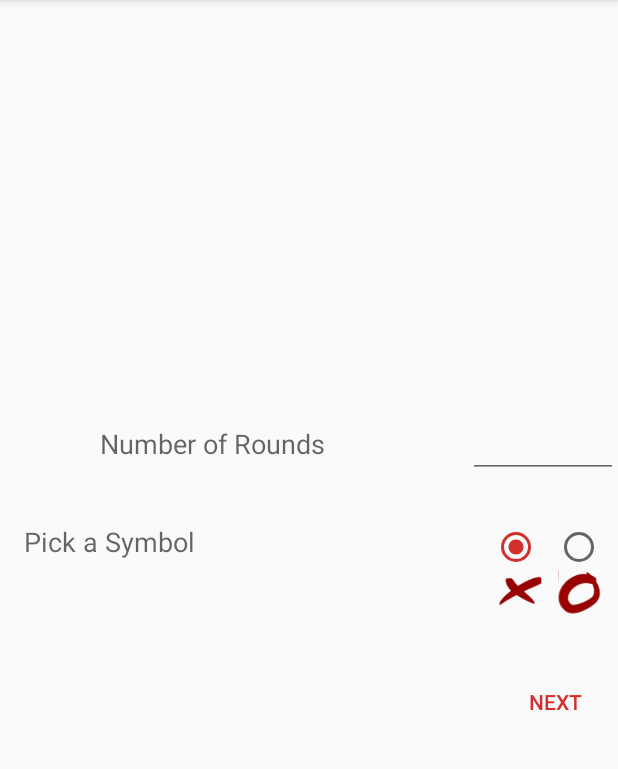
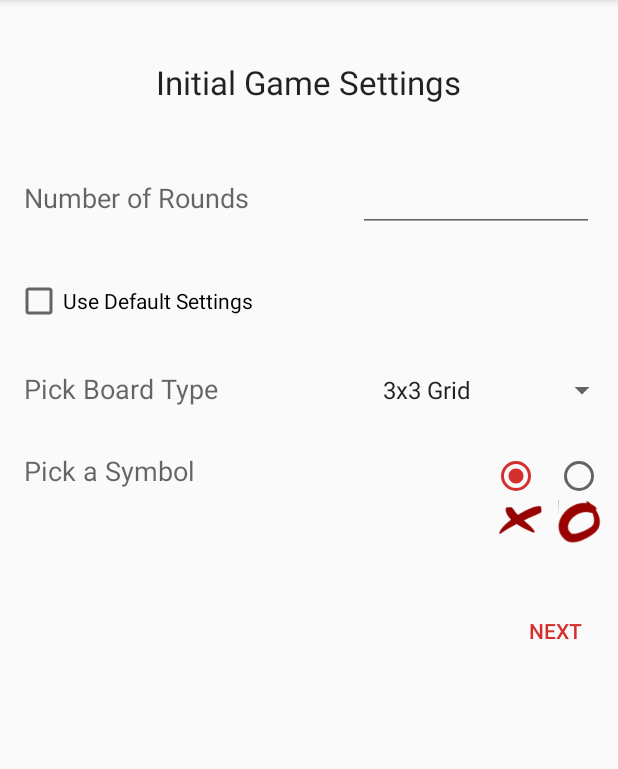
Before and after one commit to ismailnurudeen/tic-tac-toe-game, an Android app: the screen it shows after launch (MainActivity), after a tap on "SINGLE PLAYER", on a phone screen of 412 x 824 dp, the part 84-853 px from its top. Run offline under Robolectric (Android 15) with nearby library versions, the phone set to English and light mode, and no system bars.

Commit message:
Add the 5x5 board but haven't implemented the logic yet

```diff
--- a/app/src/main/java/com/deepsyntax/tictactoegame/FragmentsInterface.java
+++ b/app/src/main/java/com/deepsyntax/tictactoegame/FragmentsInterface.java
@@ -5,6 +5,6 @@ import java.util.*;
 public interface FragmentsInterface
 {
 	public void OnPlayerSettingsComplete(ArrayList<String> playerNames);
-	public void OnGameSettingsComplete(ArrayList<String>playerNames,ArrayList<byte[]> playerImage,int playerSymbol,int rounds);
+	public void OnGameSettingsComplete(ArrayList<String>playerNames,ArrayList<byte[]> playerImage,int playerSymbol,int numBoardGrid,int rounds);
 	public void OnUploadImage();
 }
--- a/app/src/main/java/com/deepsyntax/tictactoegame/InitialSettingsFragment.java
+++ b/app/src/main/java/com/deepsyntax/tictactoegame/InitialSettingsFragment.java
@@ -6,8 +6,12 @@ import android.view.LayoutInflater;
 import android.view.View;
 import android.view.View.OnClickListener;
 import android.view.ViewGroup;
+import android.widget.Button;
+import android.widget.CheckBox;
 import android.widget.EditText;
+import android.widget.LinearLayout;
 import android.widget.RadioGroup;
+import android.widget.Spinner;
 import android.widget.Toast;
 
 import java.util.ArrayList;
@@ -16,7 +20,10 @@ public class InitialSettingsFragment extends Fragment implements OnClickListener
 
     private EditText roundEditText;
     private ArrayList<String> playerNames;
-    int playerSymbol;
+    int playerSymbol = R.drawable.x;
+    private CheckBox defautSettingsCheck;
+    private LinearLayout secondarySettingsLayout;
+    private Spinner boardTypeSpinner;
 
     public InitialSettingsFragment() {
 
@@ -32,9 +39,14 @@ public class InitialSettingsFragment extends Fragment implements OnClickListener
     @Override
     public void onViewCreated(View view, Bundle savedInstanceState) {
         super.onViewCreated(view, savedInstanceState);
-        view.findViewById(R.id.fragment_initial_game_settings_next_btn)
-                .setOnClickListener(this);
+        Button nextBtn = view.findViewById(R.id.fragment_initial_game_settings_next_btn);
+        defautSettingsCheck = view.findViewById(R.id.fragment_initial_game_settings_defaut_settings_check);
+        nextBtn.setOnClickListener(this);
+        defautSettingsCheck.setOnClickListener(this);
+        secondarySettingsLayout = view.findViewById(R.id.secondary_settings_layout);
+        boardTypeSpinner=view.findViewById(R.id.fragment_initial_game_settings_board_type);
         roundEditText = view.findViewById(R.id.initial_game_settings_rounds);
+
         RadioGroup symbolPicker = view.findViewById(R.id.symbol_picker);
         symbolPicker.setOnCheckedChangeListener(new RadioGroup.OnCheckedChangeListener() {
             @Override
@@ -50,14 +62,28 @@ public class InitialSettingsFragment extends Fragment implements OnClickListener
 
     @Override
     public void onClick(View v) {
+        switch (v.getId()) {
+            case R.id.fragment_initial_game_settings_next_btn:
                 FragmentsInterface fragInterface = (FragmentsInterface) getActivity();
                 String rounds = roundEditText.getText().toString();
                 if (rounds.length() < 1) {
                     Toast.makeText(getActivity(), "Indicate Number of rounds", Toast.LENGTH_SHORT).show();
                     return;
                 }
+                int boardType = boardTypeSpinner.getSelectedItemPosition() == 0 ? 9 : 25;
+//                TODO: change this value to the players images
                 ArrayList<byte[]> imageList = new ArrayList();
-        fragInterface.OnGameSettingsComplete(playerNames, imageList,playerSymbol,Integer.parseInt(rounds));
+
+//                Passing settings value to the host activity <@PlayerInfoActivity>
+                fragInterface.OnGameSettingsComplete(playerNames, imageList, playerSymbol,boardType,Integer.parseInt(rounds));
+                break;
+            case R.id.fragment_initial_game_settings_defaut_settings_check:
+                if (defautSettingsCheck.isChecked()) {
+                    secondarySettingsLayout.setVisibility(View.GONE);
+                } else {
+                    secondarySettingsLayout.setVisibility(View.VISIBLE);
+                }
+        }
     }
 
     public void newInstance(ArrayList<String> names) {
--- a/app/src/main/java/com/deepsyntax/tictactoegame/MainActivity.java
+++ b/app/src/main/java/com/deepsyntax/tictactoegame/MainActivity.java
@@ -48,10 +48,12 @@ public class MainActivity extends AppCompatActivity implements FragmentsInterfac
     }
 
     @Override
-    public void OnGameSettingsComplete(ArrayList<String> playerNames, ArrayList<byte[]> playerImage, int playerSymbol, int rounds) {
+    public void OnGameSettingsComplete(ArrayList<String> playerNames, ArrayList<byte[]> playerImage, int playerSymbol,int numBoardGrid, int rounds) {
         Intent startGame = new Intent(MainActivity.this, MainGameActivity.class);
         startGame.putExtra("SINGLE_PLAYER", true);
-        startGame.putExtra("Player_Symbol", playerSymbol);
+        startGame.putExtra("PLAYER_SYMBOL", playerSymbol);
+        startGame.putExtra("NUMBER_OF_GRIDS", numBoardGrid);
+
         startActivity(startGame);
                     getFragmentManager()
                             .beginTransaction()
--- a/app/src/main/java/com/deepsyntax/tictactoegame/PlayersInfoActivity.java
+++ b/app/src/main/java/com/deepsyntax/tictactoegame/PlayersInfoActivity.java
@@ -54,11 +54,12 @@ public class PlayersInfoActivity extends AppCompatActivity implements FragmentsI
 			.commit();
 	}
 	@Override
-	public void OnGameSettingsComplete(ArrayList<String> playerNames,ArrayList<byte[]> playerImages,int playerSymbol,int rounds){
+	public void OnGameSettingsComplete(ArrayList<String> playerNames,ArrayList<byte[]> playerImages,int playerSymbol,int numBoardGrid,int rounds){
 		in.putExtra("SINGLE_PLAYER",false);
 		in.putExtra("NUMBER_OF_ROUNDS",rounds);
 		in.putStringArrayListExtra("PLAYER_NAMES",playerNames);
-		in.putExtra("Player_Symbol", playerSymbol);
+		in.putExtra("PLAYER_SYMBOL", playerSymbol);
+		in.putExtra("NUMBER_OF_GRIDS", numBoardGrid);
 		//in.putExtra("PLAYER_IMAGES",byteListToArray(playerImages));
 		startActivity(in);
 		finish();
--- a/app/src/main/res/layout/fragment_initial_game_settings.xml
+++ b/app/src/main/res/layout/fragment_initial_game_settings.xml
@@ -2,19 +2,27 @@
 <LinearLayout xmlns:android="http://schemas.android.com/apk/res/android"
     android:layout_width="fill_parent"
     android:layout_height="fill_parent"
-    android:gravity="center"
-    android:orientation="vertical">
+    android:orientation="vertical"
+    android:paddingTop="40dp">
+
+    <TextView
+        android:layout_width="wrap_content"
+        android:layout_height="wrap_content"
+        android:layout_gravity="center_horizontal"
+        android:layout_marginBottom="40dp"
+        android:text="Initial Game Settings"
+        android:textAppearance="?android:attr/textAppearanceLarge" />
 
     <LinearLayout
         android:layout_width="match_parent"
         android:layout_height="wrap_content"
-        android:orientation="horizontal"
-        android:gravity="end">
+        android:orientation="horizontal">
 
         <TextView
             android:layout_width="wrap_content"
             android:layout_height="wrap_content"
-            android:layout_marginEnd="95dp"
+            android:layout_marginStart="16dp"
+            android:layout_weight="1"
             android:text="Number of Rounds"
             android:textAppearance="?android:attr/textAppearanceMedium" />
 
@@ -22,9 +30,48 @@
             android:id="@+id/initial_game_settings_rounds"
             android:layout_width="100dp"
             android:layout_height="wrap_content"
+            android:layout_marginEnd="16dp"
+            android:layout_marginStart="16dp"
+            android:layout_weight="1"
             android:ems="10"
             android:inputType="number" />
 
+    </LinearLayout>
+
+    <CheckBox
+        android:id="@+id/fragment_initial_game_settings_defaut_settings_check"
+        android:layout_width="wrap_content"
+        android:layout_height="wrap_content"
+        android:layout_marginStart="10dp"
+        android:layout_marginTop="30dp"
+        android:text="Use Default Settings" />
+
+    <LinearLayout
+        android:layout_width="match_parent"
+        android:layout_height="wrap_content"
+        android:orientation="vertical"
+        android:id="@+id/secondary_settings_layout">
+
+        <LinearLayout
+            android:layout_width="match_parent"
+            android:layout_height="wrap_content"
+            android:layout_marginTop="30dp"
+            android:orientation="horizontal">
+
+            <TextView
+                android:layout_width="match_parent"
+                android:layout_height="wrap_content"
+                android:layout_marginStart="16dp"
+                android:layout_weight="1"
+                android:text="Pick Board Type"
+                android:textAppearance="?android:attr/textAppearanceMedium" />
+
+            <Spinner
+                android:id="@+id/fragment_initial_game_settings_board_type"
+                android:layout_width="match_parent"
+                android:layout_height="wrap_content"
+                android:layout_weight="1.5"
+                android:entries="@array/pref_board_type_list_titles" />
         </LinearLayout>
 
         <LinearLayout
@@ -37,16 +84,16 @@
                 android:layout_width="wrap_content"
                 android:layout_height="wrap_content"
                 android:layout_marginStart="16dp"
+                android:layout_weight="1"
                 android:text="Pick a Symbol"
-            android:textAppearance="?android:attr/textAppearanceMedium"
-            android:layout_weight="1"/>
+                android:textAppearance="?android:attr/textAppearanceMedium" />
 
             <LinearLayout
                 android:layout_width="wrap_content"
                 android:layout_height="wrap_content"
-            android:orientation="vertical"
                 android:layout_weight="1"
-            android:gravity="end">
+                android:gravity="end"
+                android:orientation="vertical">
 
                 <RadioGroup
                     android:id="@+id/symbol_picker"
@@ -59,8 +106,8 @@
                         android:id="@+id/x_selected"
                         android:layout_width="wrap_content"
                         android:layout_height="wrap_content"
-                    android:checked="true"
-                    android:layout_marginEnd="10dp"/>
+                        android:layout_marginEnd="10dp"
+                        android:checked="true" />
 
                     <RadioButton
                         android:id="@+id/o_selected"
@@ -71,21 +118,22 @@
                 <LinearLayout
                     android:layout_width="wrap_content"
                     android:layout_height="wrap_content"
-                android:orientation="horizontal"
-                android:layout_marginEnd="10dp">
+                    android:layout_marginEnd="10dp"
+                    android:orientation="horizontal">
 
                     <ImageView
                         android:layout_width="30dp"
                         android:layout_height="30dp"
-                    android:src="@drawable/x"
+                        android:layout_marginEnd="10dp"
                         android:scaleType="centerInside"
-                    android:layout_marginEnd="10dp"/>
+                        android:src="@drawable/x" />
 
                     <ImageView
                         android:layout_width="30dp"
                         android:layout_height="30dp"
-                    android:src="@drawable/o"
-                    android:scaleType="centerInside"/>
+                        android:scaleType="centerInside"
+                        android:src="@drawable/o" />
+                </LinearLayout>
             </LinearLayout>
         </LinearLayout>
     </LinearLayout>
```
Also changed, not shown: app/src/main/java/com/deepsyntax/tictactoegame/Board.java (+68 -43 lines), app/src/main/java/com/deepsyntax/tictactoegame/Game.java (+21 -70 lines), app/src/main/java/com/deepsyntax/tictactoegame/GameBoardAdapter.java (+30 -24 lines), app/src/main/java/com/deepsyntax/tictactoegame/GameControl.java (+7 -4 lines), app/src/main/java/com/deepsyntax/tictactoegame/MainGameActivity.java (+65 -54 lines), app/src/main/res/layout-land/fragment_main_menu.xml (added, +44 -0 lines). Lines whose indentation alone changed are shown as unchanged.
